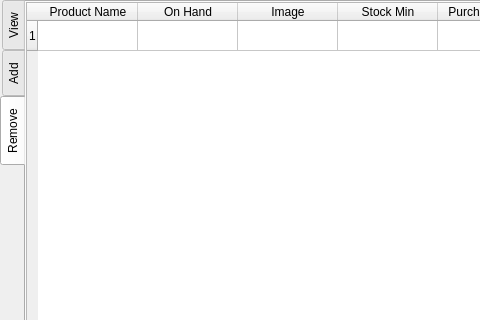
First picture: the form in mainwindow.ui, repository slin05/FoodPantry, before the edit; both pictures show x 0 to 480 and y 0 to 320 of the 800 by 600 pixel window.
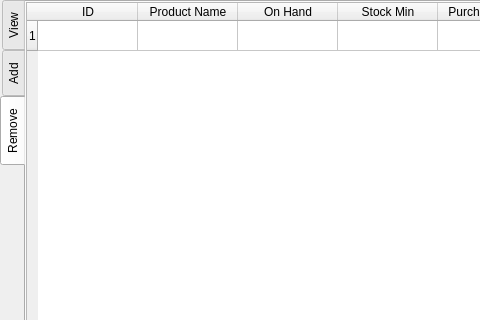
Second picture: the form after the edit.

```diff
--- a/mainwindow.ui
+++ b/mainwindow.ui
@@ -471,6 +471,11 @@
        <number>6</number>
       </property>
       <row/>
+      <column>
+       <property name="text">
+        <string>ID</string>
+       </property>
+      </column>
       <column>
        <property name="text">
         <string>Product Name</string>
@@ -481,11 +486,6 @@
         <string>On Hand</string>
        </property>
       </column>
-      <column>
-       <property name="text">
-        <string>Image</string>
-       </property>
-      </column>
       <column>
        <property name="text">
         <string>Stock Min</string>
```
